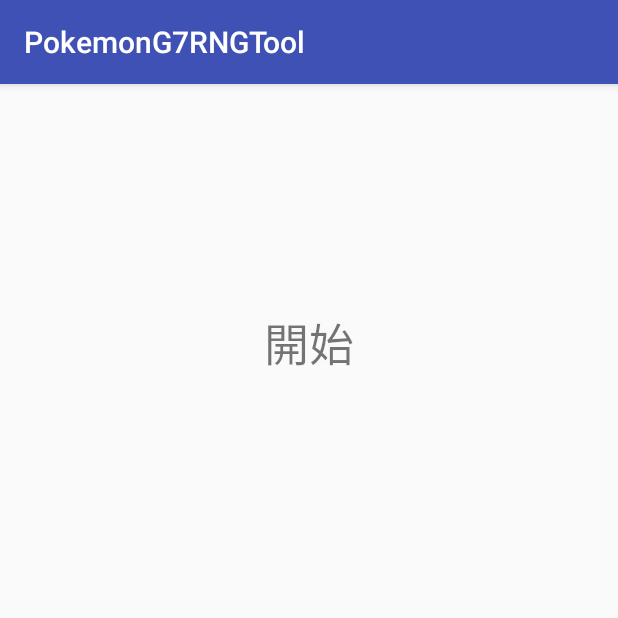
After one commit to r3399r/PokemonG7RNG_Android, an Android app: the FindSeedActivity screen opened directly, with no data from a screen before it, on a phone screen of 412 x 824 dp, the top half of it. The commit adds this screen. Run offline under Robolectric (Android 15) with nearby library versions, the phone set to English and light mode, and no system bars.

Commit message:
start working on find seed

```diff
--- a/app/build.gradle
+++ b/app/build.gradle
@@ -22,6 +22,7 @@ dependencies {
     implementation fileTree(include: ['*.jar'], dir: 'libs')
     implementation 'com.android.support:appcompat-v7:26.1.0'
     implementation 'com.android.support.constraint:constraint-layout:1.1.3'
+    implementation 'com.android.support:design:26.1.0'
     testImplementation 'junit:junit:4.12'
     androidTestImplementation 'com.android.support.test:runner:1.0.2'
     androidTestImplementation 'com.android.support.test.espresso:espresso-core:3.0.2'
--- a/app/src/main/AndroidManifest.xml
+++ b/app/src/main/AndroidManifest.xml
@@ -16,7 +16,8 @@
                 <category android:name="android.intent.category.LAUNCHER" />
             </intent-filter>
         </activity>
-        <activity android:name=".EggRNGActivity"></activity>
+        <activity android:name=".EggRNGActivity" />
+        <activity android:name=".FindSeedActivity"></activity>
     </application>
 
 </manifest>
--- /dev/null
+++ b/app/src/main/java/com/yue/pokemong7rngtool/FindSeedActivity.java
@@ -0,0 +1,37 @@
+package com.yue.pokemong7rngtool;
+
+import android.content.Intent;
+import android.support.v7.app.AppCompatActivity;
+import android.os.Bundle;
+import android.view.View;
+import android.widget.TextView;
+
+import org.w3c.dom.Text;
+
+public class FindSeedActivity extends AppCompatActivity {
+
+    private TextView btnStart;
+    private TextView txtResult1;
+    private TextView txtResult2;
+    private TextView txtResult3;
+    private TextView txtResult4;
+
+    @Override
+    protected void onCreate(Bundle savedInstanceState) {
+        super.onCreate(savedInstanceState);
+        setContentView(R.layout.activity_find_seed);
+
+        btnStart   = findViewById(R.id.btn_start_find_seed);
+        txtResult1 = findViewById(R.id.text_result1);
+        txtResult2 = findViewById(R.id.text_result2);
+        txtResult3 = findViewById(R.id.text_result3);
+        txtResult4 = findViewById(R.id.text_result4);
+
+        btnStart.setOnClickListener(new View.OnClickListener() {
+            @Override
+            public void onClick(View view) {
+                // TODO
+            }
+        });
+    }
+}
--- /dev/null
+++ b/app/src/main/res/layout/activity_find_seed.xml
@@ -0,0 +1,55 @@
+<?xml version="1.0" encoding="utf-8"?>
+<LinearLayout xmlns:android="http://schemas.android.com/apk/res/android"
+    xmlns:tools="http://schemas.android.com/tools"
+    android:layout_width="match_parent"
+    android:layout_height="match_parent"
+    android:orientation="vertical"
+    tools:context=".MainActivity">
+
+    <TextView
+        android:id="@+id/btn_start_find_seed"
+        android:layout_width="match_parent"
+        android:layout_height="wrap_content"
+        android:layout_gravity="center"
+        android:gravity="center"
+        android:layout_marginTop="150dp"
+        android:text="@string/start_find_seed"
+        android:textSize="30sp"/>
+
+    <TextView
+        android:id="@+id/text_result1"
+        android:layout_width="match_parent"
+        android:layout_height="wrap_content"
+        android:layout_gravity="center"
+        android:gravity="center"
+        android:layout_marginTop="10dp"
+        android:textSize="30sp"/>
+
+    <TextView
+        android:id="@+id/text_result2"
+        android:layout_width="match_parent"
+        android:layout_height="wrap_content"
+        android:layout_gravity="center"
+        android:gravity="center"
+        android:layout_marginTop="10dp"
+        android:textSize="30sp"/>
+
+    <TextView
+        android:id="@+id/text_result3"
+        android:layout_width="match_parent"
+        android:layout_height="wrap_content"
+        android:layout_gravity="center"
+        android:gravity="center"
+        android:layout_marginTop="10dp"
+        android:textSize="30sp"/>
+
+    <TextView
+        android:id="@+id/text_result4"
+        android:layout_width="match_parent"
+        android:layout_height="wrap_content"
+        android:layout_gravity="center"
+        android:gravity="center"
+        android:layout_marginTop="10dp"
+        android:textSize="30sp"/>
+
+</LinearLayout>
--- a/app/src/main/res/values/strings.xml
+++ b/app/src/main/res/values/strings.xml
@@ -1,3 +1,7 @@
 <resources>
     <string name="app_name">PokemonG7RNGTool</string>
+    <string name="title_already_has_seed">已有種子</string>
+    <string name="title_find_seed">找種子</string>
+
+    <string name="start_find_seed">開始</string>
 </resources>
```
Also changed, not shown: app/src/main/java/com/yue/pokemong7rngtool/MagikarpMethod.java (added, +107 -0 lines), app/src/main/java/com/yue/pokemong7rngtool/MainActivity.java (+12 -1 lines), app/src/main/res/layout/activity_main.xml (+13 -3 lines), app/src/main/res/values/styles.xml (+9 -0 lines).
